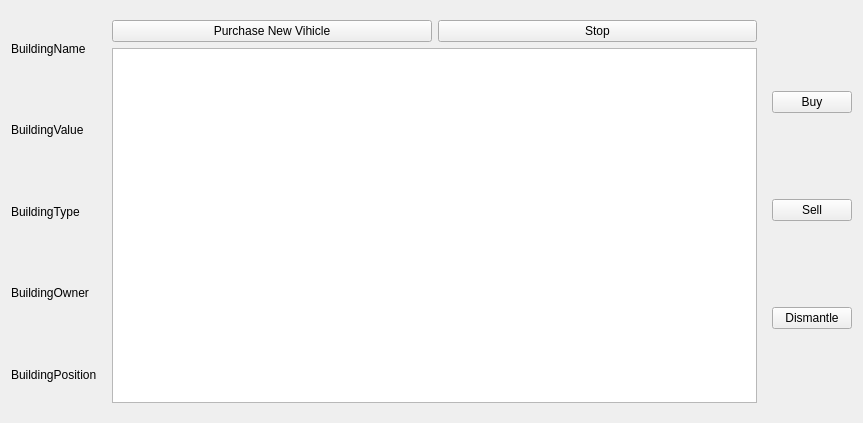
The window that buildingdetaildialog.ui (lgasyou/SimpleSimulator) describes before a commit, drawn with Qt 5.
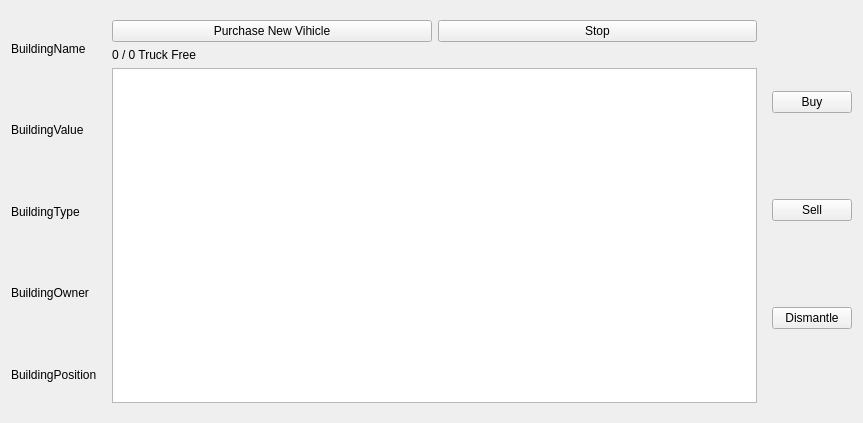
The same window after the commit. Custom widgets are drawn as their Qt base class.

```diff
--- a/buildingdetaildialog.ui
+++ b/buildingdetaildialog.ui
@@ -187,9 +187,16 @@
          </property>
         </widget>
        </item>
-       <item row="1" column="0" colspan="2">
+       <item row="2" column="0" colspan="2">
         <widget class="GarageTableWidget" name="garageTableWidget"/>
        </item>
+       <item row="1" column="0" colspan="2">
+        <widget class="QLabel" name="garageStateLabel">
+         <property name="text">
+          <string>0 / 0 Truck Free</string>
+         </property>
+        </widget>
+       </item>
       </layout>
      </widget>
      <widget class="QWidget" name="minePage">
```
